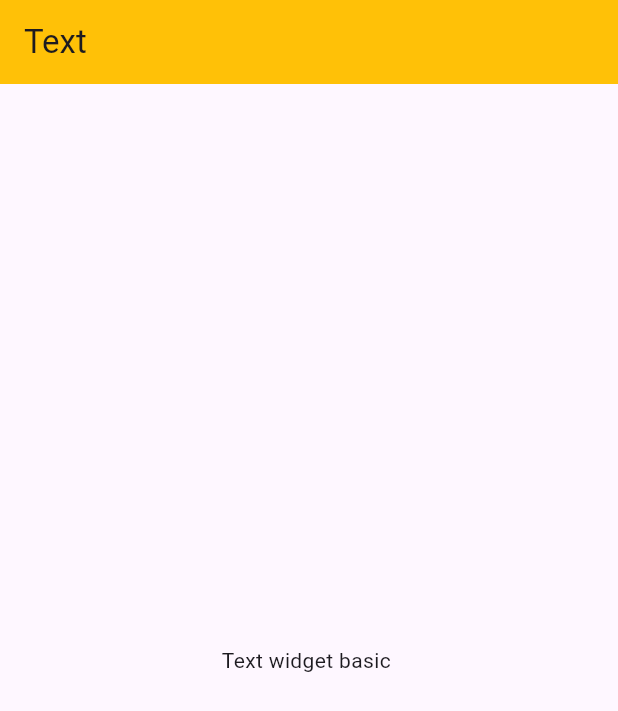
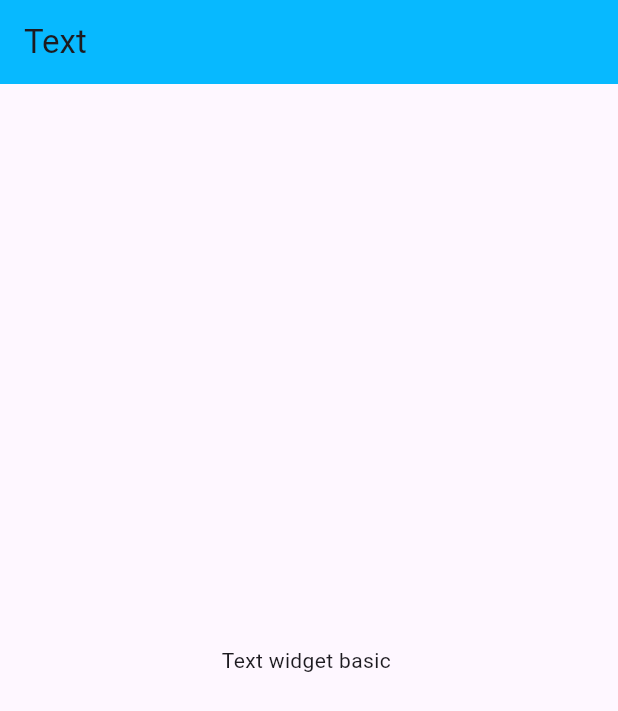
Before and after one commit to tumtou/Flutter_training, a Flutter app: the TextWidget screen opened directly, on a phone screen of 412 x 824 dp. Shown: the top 711 px of the screen. Run offline on Flutter 3.47's test engine with Material 3 defaults, Android fonts, the light colour scheme and no system bars.

Commit message:
text_widget

```diff
--- a/lib/text_widget/text_widget.dart
+++ b/lib/text_widget/text_widget.dart
@@ -10,7 +10,10 @@ class TextWidget extends StatelessWidget {
   @override
   Widget build(BuildContext context) {
     return Scaffold(
-      appBar: AppBar(title: const Text("Text"), backgroundColor: Colors.amber),
+      appBar: AppBar(
+        title: const Text("Text"),
+        backgroundColor: const Color.fromARGB(255, 7, 185, 255),
+      ),
       body: const Center(child: Text("Text widget basic ")),
     );
   }
```
